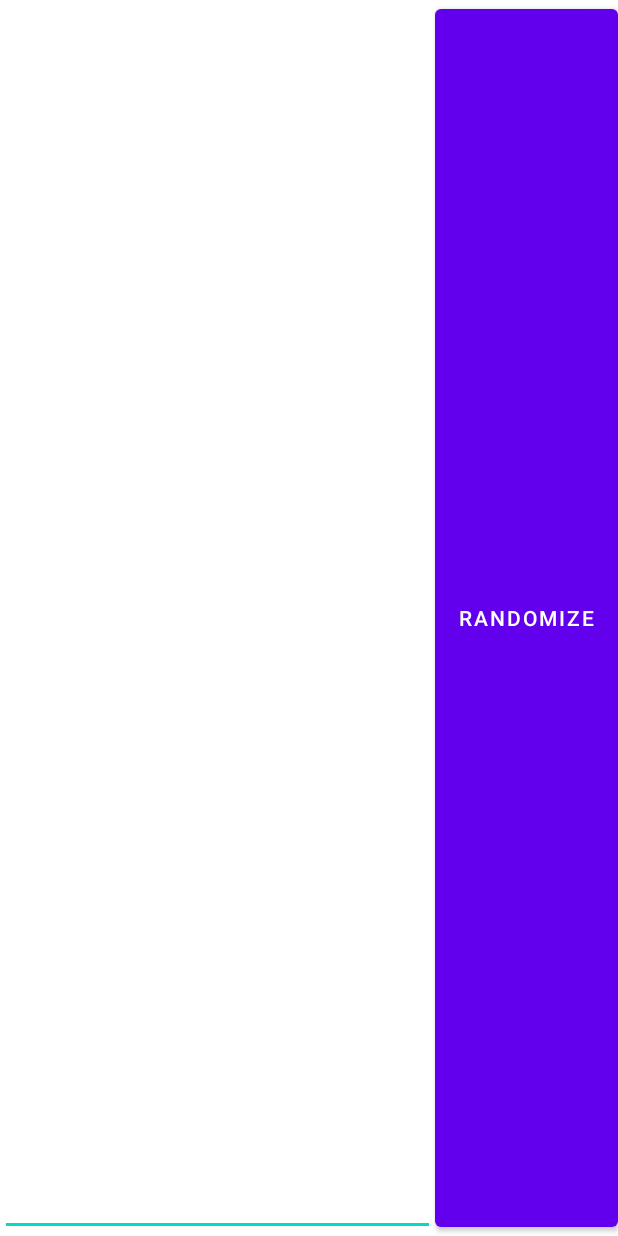
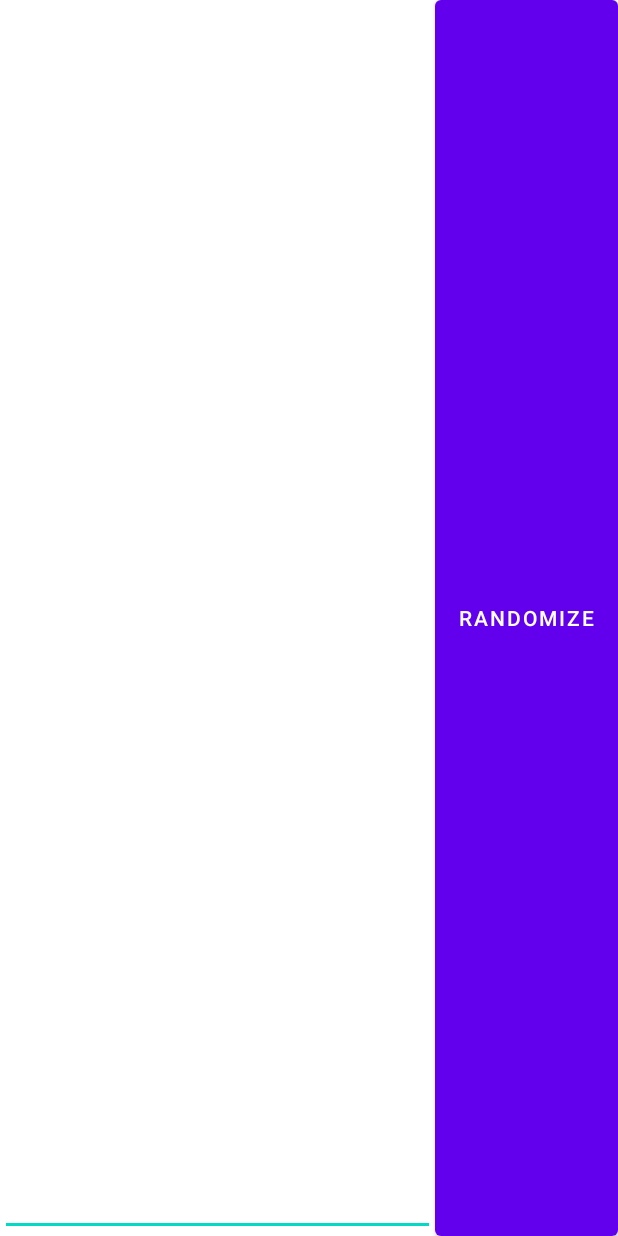
Before and after one commit to DusanMicuda/Activate-Yes---Random-Picker, an Android app: the layout randomize.xml on its own in the app's theme, with its tools: preview values and no code run, on a phone screen of 412 x 824 dp. Run offline under Robolectric (Android 15) with nearby library versions, the phone set to English and light mode, and no system bars.

Commit message:
design chaneges

```diff
--- /dev/null
+++ b/app/src/main/res/drawable/curved_corners.xml
@@ -0,0 +1,5 @@
+<shape xmlns:android="http://schemas.android.com/apk/res/android"
+    android:shape="rectangle" >
+    <solid android:color="#BCBCBC" />
+    <corners android:radius="10dp" />
+</shape>
--- a/app/src/main/res/layout/activity_main.xml
+++ b/app/src/main/res/layout/activity_main.xml
@@ -15,10 +15,11 @@
         app:layout_constraintStart_toStartOf="parent"
         app:layout_constraintEnd_toEndOf="parent" />
 
-    <androidx.cardview.widget.CardView
+    <androidx.appcompat.widget.LinearLayoutCompat
         android:id="@+id/container"
         android:layout_width="match_parent"
         android:layout_height="wrap_content"
+        android:background="@drawable/curved_corners"
         android:layout_marginBottom="56dp"
         android:layout_marginHorizontal="16dp"
         app:layout_constraintBottom_toBottomOf="parent"
--- a/app/src/main/res/layout/button.xml
+++ b/app/src/main/res/layout/button.xml
@@ -9,5 +9,7 @@
         android:id="@+id/button"
         android:layout_width="match_parent"
         android:layout_height="match_parent"
+        android:insetTop="0dp"
+        android:insetBottom="0dp"
         android:text="Import file" />
 </androidx.constraintlayout.widget.ConstraintLayout>
--- a/app/src/main/res/layout/randomize.xml
+++ b/app/src/main/res/layout/randomize.xml
@@ -9,7 +9,6 @@
         android:id="@+id/count"
         android:layout_width="0dp"
         android:layout_height="match_parent"
-        android:ems="10"
         android:inputType="number"
         app:layout_constraintStart_toStartOf="parent"
         app:layout_constraintEnd_toStartOf="@id/randomize"
@@ -20,10 +19,12 @@
         android:id="@+id/randomize"
         android:layout_width="wrap_content"
         android:layout_height="match_parent"
+        android:insetTop="0dp"
+        android:insetBottom="0dp"
         android:text="Randomize"
+        app:layout_constraintBottom_toBottomOf="parent"
+        app:layout_constraintEnd_toEndOf="parent"
         app:layout_constraintStart_toEndOf="@id/count"
-        app:layout_constraintEnd_toEndOf="parent"
-        app:layout_constraintTop_toTopOf="parent"
-        app:layout_constraintBottom_toBottomOf="parent"/>
+        app:layout_constraintTop_toTopOf="parent" />
 
 </androidx.constraintlayout.widget.ConstraintLayout>
```
